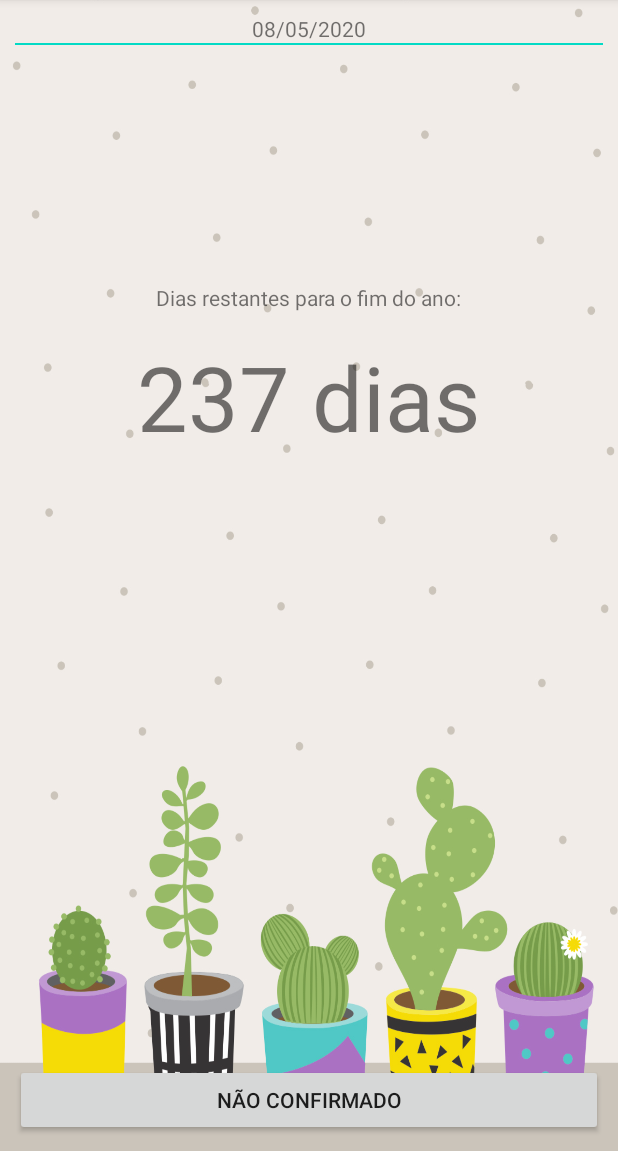
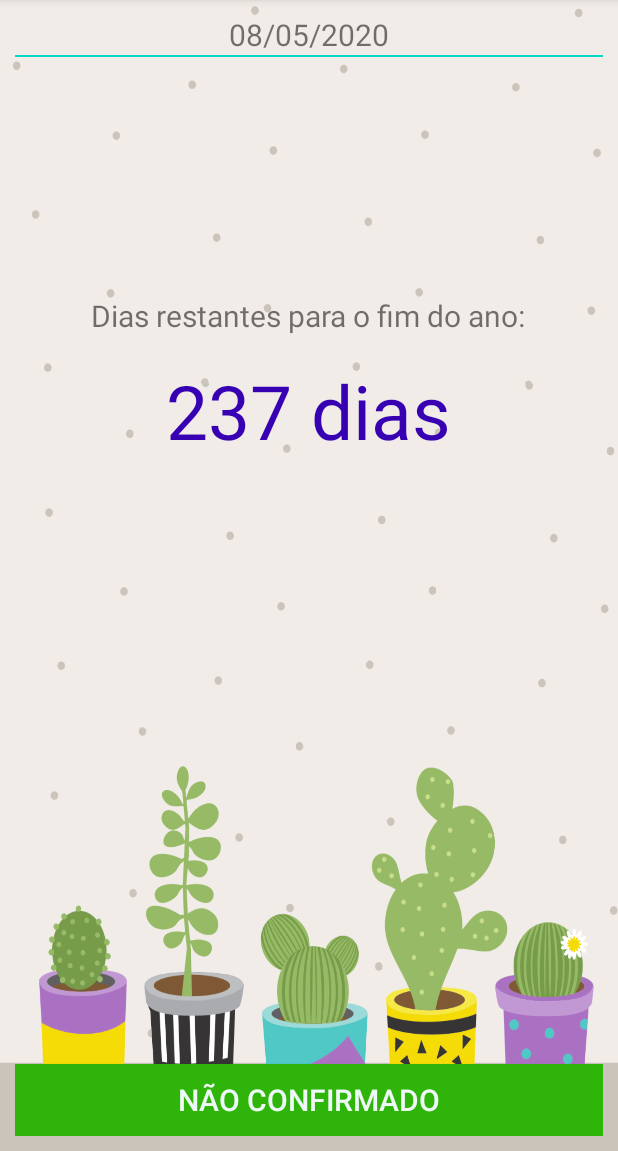
Before and after one commit to leandro-gft/AppFestaReveillon, an Android app: the screen it shows after launch (MainActivity), on a phone screen of 412 x 824 dp, the part 85-1236 px from its top. Run offline under Robolectric (Android 15) with nearby library versions, the phone set to English and light mode, and no system bars.

Commit message:
Melhorias no layout e finalização do projeto

```diff
--- a/app/src/main/java/br/com/gft/festafimdeano/view/MainActivity.java
+++ b/app/src/main/java/br/com/gft/festafimdeano/view/MainActivity.java
@@ -62,7 +62,11 @@ public class MainActivity extends AppCompatActivity implements View.OnClickListe
     @Override
     public void onClick(View v) {
         if (v.getId() == R.id.button_confirm) {
+
+            String presence = this.mSecurityPreferences.getStoredString(FimDeAnoConstants.PRESENCE_KEY);
+
             Intent intent = new Intent(this, DetailsActivity.class);
+            intent.putExtra(FimDeAnoConstants.PRESENCE_KEY,"presence");
             startActivity(intent);
         }
 
--- a/app/src/main/res/layout/activity_details.xml
+++ b/app/src/main/res/layout/activity_details.xml
@@ -31,6 +31,8 @@
         android:layout_centerHorizontal="true"
         android:gravity="center"
         android:text="@string/voce_vai_participar"
+
         android:textSize="30sp"/>
 
+
 </RelativeLayout>
--- a/app/src/main/res/layout/activity_main.xml
+++ b/app/src/main/res/layout/activity_main.xml
@@ -3,8 +3,8 @@
     xmlns:tools="http://schemas.android.com/tools"
     android:layout_width="match_parent"
     android:layout_height="match_parent"
+    android:background="@drawable/background"
     android:padding="10dp"
-    android:background="@drawable/background"
     tools:context=".view.MainActivity">
 
     <TextView
@@ -12,7 +12,8 @@
         android:layout_width="match_parent"
         android:layout_height="wrap_content"
         android:gravity="center"
-        android:text="01/01/2021" />
+        android:text="01/01/2021"
+        android:textSize="20sp" />
 
     <View
         android:layout_width="match_parent"
@@ -27,24 +28,28 @@
         android:layout_below="@+id/text_today"
         android:layout_centerHorizontal="true"
         android:layout_marginTop="160dp"
-        android:text="@string/dias_restantes_para_o_fim_do_ano" />
+        android:text="@string/dias_restantes_para_o_fim_do_ano"
+        android:textSize="20sp" />
 
     <TextView
+        android:id="@+id/text_days_left"
         android:layout_width="wrap_content"
         android:layout_height="wrap_content"
+        android:layout_below="@id/text_label_days_left"
         android:layout_centerHorizontal="true"
+        android:layout_marginTop="16dp"
         android:text="365 dias"
-        android:id="@+id/text_days_left"
-        android:layout_below="@id/text_label_days_left"
-        android:layout_marginTop="16dp"
-        android:textSize="60dp"
-        />
+        android:textColor="@color/colorPrimaryDark"
+        android:textSize="50sp" />
 
     <Button
+        android:id="@+id/button_confirm"
         android:layout_width="match_parent"
         android:layout_height="wrap_content"
         android:layout_alignParentBottom="true"
-        android:text="SIM/NÃO/Não confirmado"
-        android:id="@+id/button_confirm"/>
+        android:background="@color/colorGreen"
+        android:textSize="20sp"
+        android:textColor="@color/colorWhite"
+        android:text="SIM/NÃO/Não confirmado" />
 
 </RelativeLayout>
--- a/app/src/main/res/values/colors.xml
+++ b/app/src/main/res/values/colors.xml
@@ -3,4 +3,9 @@
     <color name="colorPrimary">#6200EE</color>
     <color name="colorPrimaryDark">#3700B3</color>
     <color name="colorAccent">#03DAC5</color>
+    <color name="colorWhite">#EEF8F7</color>
+    <color name="colorGreen">#2FB50A</color>
+    <color name="colorBlack">#030403</color>
+
+
 </resources>
```
Also changed, not shown: app/src/main/java/br/com/gft/festafimdeano/view/DetailsActivity.java (+17 -3 lines).
